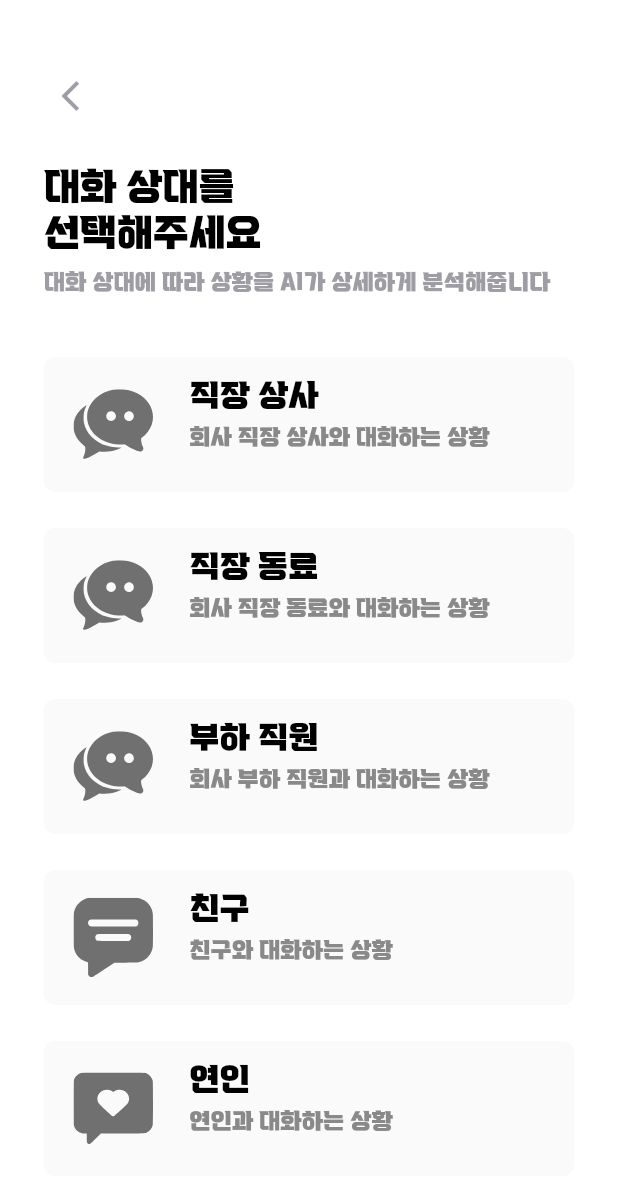
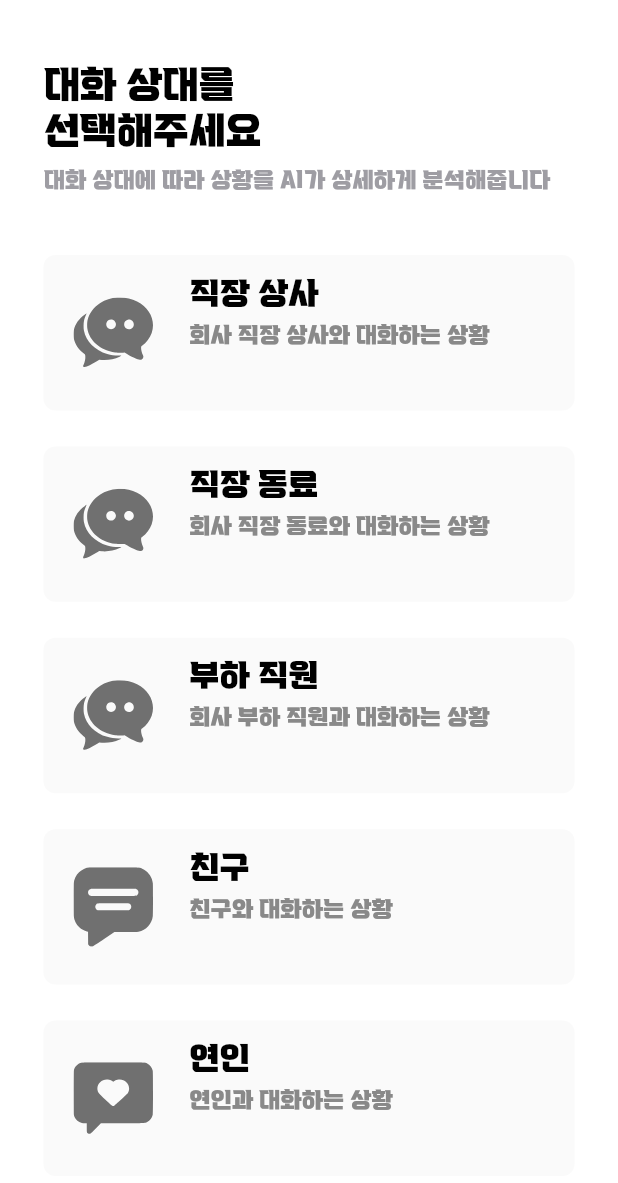
Before and after one commit to SW-HACKATHON-7/overlay, a Flutter app: the ChoosePartnerScreen screen opened by its route, on a phone screen of 412 x 824 dp. Shown: the top 1183 px of the screen. Run offline on Flutter 3.47's test engine with Material 3 defaults, Android fonts, the phone set to English and light mode, and no system bars; our stand-ins replace dio, flutter_hooks, flutter_riverpod, flutter_svg, go_router, retrofit; missing offline and left inert: flutter_overlay_window; generated files the repository leaves out were written again.

Commit message:
🔥 :: 뒤로가기 버튼 제거

```diff
--- a/lib/presentation/choosePartner/choose_partner_screen.dart
+++ b/lib/presentation/choosePartner/choose_partner_screen.dart
@@ -15,8 +15,6 @@ class ChoosePartnerScreen extends StatefulWidget {
 class _ChoosePartnerScreenState extends State<ChoosePartnerScreen> {
   int? selectedIndex;
   bool isNavigating = false;
-
-
 
   void _handleItemTap(int index) async {
     if (isNavigating) return;
@@ -64,11 +62,6 @@ class _ChoosePartnerScreenState extends State<ChoosePartnerScreen> {
       body: Column(
         crossAxisAlignment: CrossAxisAlignment.start,
         children: [
-          IconButton(
-            icon: Icon(Icons.arrow_back_ios, color: HackerTonColors.grey),
-            onPressed: isNavigating ? null : () => Navigator.of(context).pop(),
-          ),
-          const SizedBox(height: 20),
           Text(
             '대화 상대를\n선택해주세요',
             style: HackerTonTypography.MainLarge.copyWith(
```
